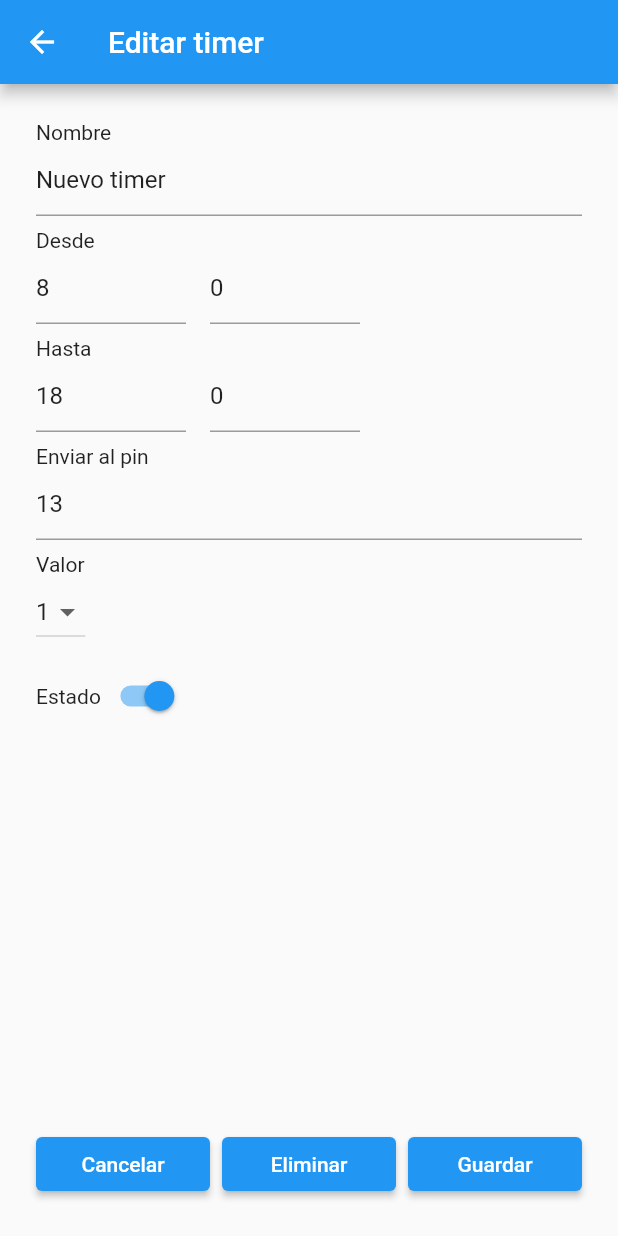
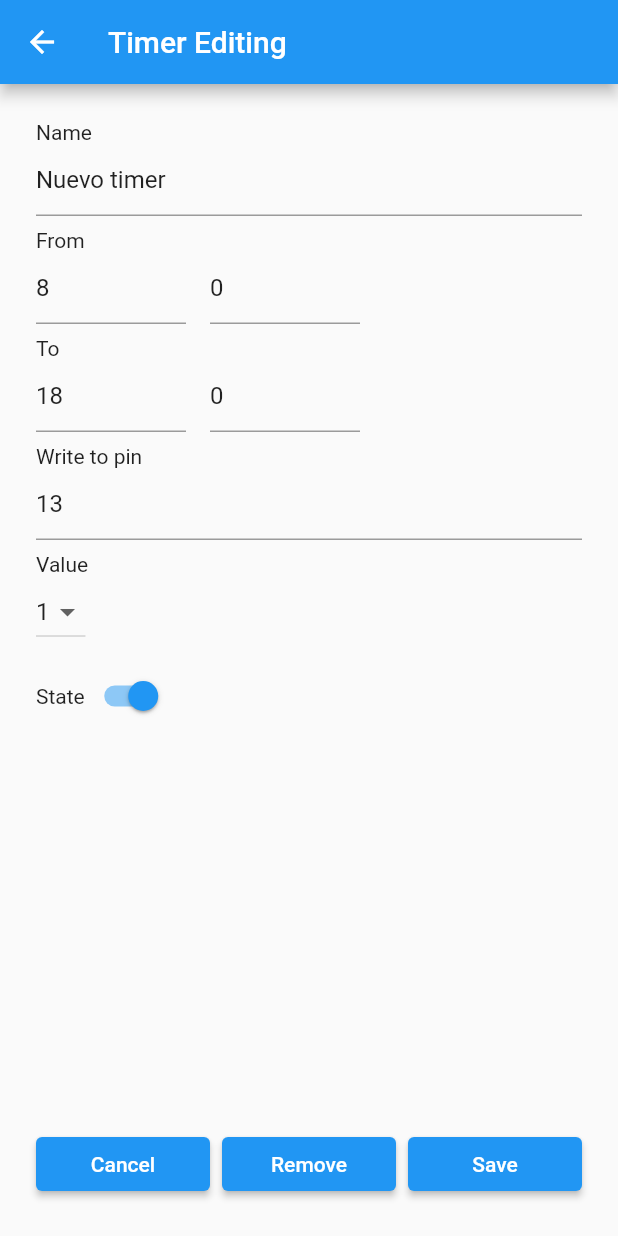
Before and after one commit to mishkov/Arduino_timer, a Flutter app: the TimersScreen screen opened by its route, after a tap on the "add" icon, on a phone screen of 412 x 824 dp. Run offline on Flutter 3.47's test engine with Material 2 defaults, Android fonts, the phone set to English and light mode, and no system bars; our stand-ins replace flutter_bloc, flutter_bluetooth_serial, sqflite; accounts and stored records are empty; generated files the repository leaves out were written again.

Commit message:
Localize app

```diff
--- a/arduino_timer/lib/home_page/connection_dashboard.dart
+++ b/arduino_timer/lib/home_page/connection_dashboard.dart
@@ -2,6 +2,7 @@ import 'package:arduino_timer/connection_provider.dart';
 import 'package:arduino_timer/home_page/scanning_dialog.dart';
 import 'package:flutter/material.dart';
 import 'package:flutter_bloc/flutter_bloc.dart';
+import 'package:flutter_gen/gen_l10n/app_localizations.dart';
 
 class ConnectionDashboard extends StatelessWidget {
   const ConnectionDashboard({
@@ -21,7 +22,7 @@ class ConnectionDashboard extends StatelessWidget {
               onPressed: state.connectedDevice != null
                   ? connectionProvider.disconnect
                   : null,
-              child: const Text('Desconectar'),
+              child: Text(AppLocalizations.of(context)!.disconnect),
             );
           },
         ),
@@ -41,7 +42,7 @@ class ConnectionDashboard extends StatelessWidget {
             );
             connectionProvider.stopScan();
           },
-          child: const Text('Escanear'),
+          child: Text(AppLocalizations.of(context)!.scan),
         ),
       ],
     );
--- a/arduino_timer/lib/home_page/home_page.dart
+++ b/arduino_timer/lib/home_page/home_page.dart
@@ -4,6 +4,7 @@ import 'package:arduino_timer/timers/database.dart';
 import 'package:arduino_timer/timers/timers_screen.dart';
 import 'package:flutter/material.dart';
 import 'package:flutter_bloc/flutter_bloc.dart';
+import 'package:flutter_gen/gen_l10n/app_localizations.dart';
 import 'package:flutter_gen/gen_l10n/app_localizations.dart';
 
 import 'package:arduino_timer/connection_provider.dart';
@@ -62,7 +63,7 @@ class _HomePageState extends State<HomePage> {
                                   );
                                 }
                               : null,
-                          child: const Text('Timers'),
+                          child: Text(AppLocalizations.of(context)!.timers),
                         ),
                         const SizedBox(height: 16),
                         ElevatedButton(
@@ -84,7 +85,8 @@ class _HomePageState extends State<HomePage> {
                                   bluetooth.sendTimers(timers);
                                 }
                               : null,
-                          child: const Text('Sincronizar'),
+                          child:
+                              Text(AppLocalizations.of(context)!.synchronize),
                         ),
                         const SizedBox(height: 180),
                       ],
--- a/arduino_timer/lib/home_page/scanning_dialog.dart
+++ b/arduino_timer/lib/home_page/scanning_dialog.dart
@@ -2,6 +2,7 @@ import 'package:arduino_timer/home_page/available_device.dart';
 import 'package:flutter/material.dart';
 import 'package:flutter_bloc/flutter_bloc.dart';
 import 'package:flutter_bluetooth_serial/flutter_bluetooth_serial.dart';
+import 'package:flutter_gen/gen_l10n/app_localizations.dart';
 
 import '../connection_provider.dart';
 
@@ -30,7 +31,7 @@ class ScanningDialog extends StatelessWidget {
               onPressed: () {
                 Navigator.pop(context);
               },
-              child: const Text('Cancelar'),
+              child: Text(AppLocalizations.of(context)!.cancel),
             ),
           ),
         )
@@ -89,7 +90,7 @@ class DevicesList extends StatelessWidget {
   @override
   Widget build(BuildContext context) {
     if (devices.isEmpty) {
-      return const Text('Equipos no encontrado');
+      return Text(AppLocalizations.of(context)!.noDeviceDetected);
     }
 
     return ListView.builder(
--- a/arduino_timer/lib/timers/timer_details_screen.dart
+++ b/arduino_timer/lib/timers/timer_details_screen.dart
@@ -2,6 +2,7 @@ import 'package:arduino_timer/timers/database.dart';
 import 'package:arduino_timer/timers/timer.dart';
 import 'package:flutter/material.dart';
 import 'package:flutter/services.dart';
+import 'package:flutter_gen/gen_l10n/app_localizations.dart';
 
 class TimerDetailsScreen extends StatefulWidget {
   static const route = '/timer_details';
@@ -53,16 +54,16 @@ class _TimerDetailsScreenState extends State<TimerDetailsScreen> {
   @override
   Widget build(BuildContext context) {
     return Scaffold(
-      appBar: AppBar(title: const Text('Editar timer')),
+      appBar: AppBar(title: Text(AppLocalizations.of(context)!.timerEditing)),
       body: Padding(
         padding: const EdgeInsets.all(24),
         child: Column(
           crossAxisAlignment: CrossAxisAlignment.start,
           children: [
-            const Text('Nombre'),
+            Text(AppLocalizations.of(context)!.name),
             TextField(controller: nameController),
             const SizedBox(height: 8),
-            const Text('Desde'),
+            Text(AppLocalizations.of(context)!.from),
             Row(
               children: [
                 SizedBox(
@@ -85,7 +86,7 @@ class _TimerDetailsScreenState extends State<TimerDetailsScreen> {
               ],
             ),
             const SizedBox(height: 8),
-            const Text('Hasta'),
+            Text(AppLocalizations.of(context)!.to),
             Row(
               children: [
                 SizedBox(
@@ -108,14 +109,14 @@ class _TimerDetailsScreenState extends State<TimerDetailsScreen> {
               ],
             ),
             const SizedBox(height: 8),
-            const Text('Enviar al pin'),
+            Text(AppLocalizations.of(context)!.writeToPin),
             TextField(
               keyboardType: TextInputType.number,
               inputFormatters: [FilteringTextInputFormatter.digitsOnly],
               controller: pinController,
             ),
             const SizedBox(height: 8),
-            const Text('Valor'),
+            Text(AppLocalizations.of(context)!.value),
             DropdownButton<int>(
               value: timerPinValue,
               items: List.generate(2, (index) {
@@ -133,7 +134,7 @@ class _TimerDetailsScreenState extends State<TimerDetailsScreen> {
             const SizedBox(height: 8),
             Row(
               children: [
-                const Text('Estado'),
+                Text(AppLocalizations.of(context)!.state),
                 Switch(
                   value: isTimerActive,
                   onChanged: (value) {
@@ -152,7 +153,7 @@ class _TimerDetailsScreenState extends State<TimerDetailsScreen> {
                     onPressed: () {
                       Navigator.pop(context);
                     },
-                    child: const Text('Cancelar'),
+                    child: Text(AppLocalizations.of(context)!.cancel),
                   ),
                 ),
                 const SizedBox(width: 8),
@@ -162,7 +163,7 @@ class _TimerDetailsScreenState extends State<TimerDetailsScreen> {
                       Database.instance.deleteTimer(widget.timer.id);
                       Navigator.pop(context);
                     },
-                    child: const Text('Eliminar'),
+                    child: Text(AppLocalizations.of(context)!.remove),
                   ),
                 ),
                 const SizedBox(width: 8),
@@ -183,8 +184,9 @@ class _TimerDetailsScreenState extends State<TimerDetailsScreen> {
                           isTimerActive,
                         );
                       } catch (e) {
-                        const snackBar = SnackBar(
-                          content: Text('Formato de datos incorrecto'),
+                        final snackBar = SnackBar(
+                          content: Text(AppLocalizations.of(context)!
+                              .incorrectDataFormat),
                         );
                         ScaffoldMessenger.of(context).showSnackBar(snackBar);
                       }
@@ -199,7 +201,7 @@ class _TimerDetailsScreenState extends State<TimerDetailsScreen> {
                         Navigator.pop(context);
                       }
                     },
-                    child: const Text('Guardar'),
+                    child: Text(AppLocalizations.of(context)!.save),
                   ),
                 ),
               ],
--- a/arduino_timer/lib/timers/timers_screen.dart
+++ b/arduino_timer/lib/timers/timers_screen.dart
@@ -4,6 +4,7 @@ import 'package:arduino_timer/timers/timer.dart';
 import 'package:arduino_timer/timers/timer_details_screen.dart';
 import 'package:flutter/material.dart';
 import 'package:flutter_bloc/flutter_bloc.dart';
+import 'package:flutter_gen/gen_l10n/app_localizations.dart';
 
 class TimersScreen extends StatefulWidget {
   static const route = '/timers';
@@ -21,7 +22,7 @@ class _TimersScreenState extends State<TimersScreen> {
   Widget build(BuildContext context) {
     return Scaffold(
       appBar: AppBar(
-        title: const Text('Timers'),
+        title: Text(AppLocalizations.of(context)!.timers),
       ),
       body: Padding(
         padding: const EdgeInsets.all(8),
```
